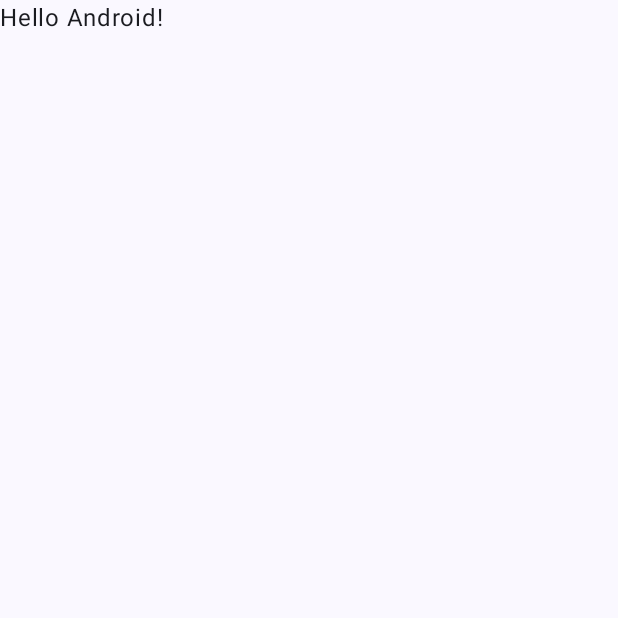
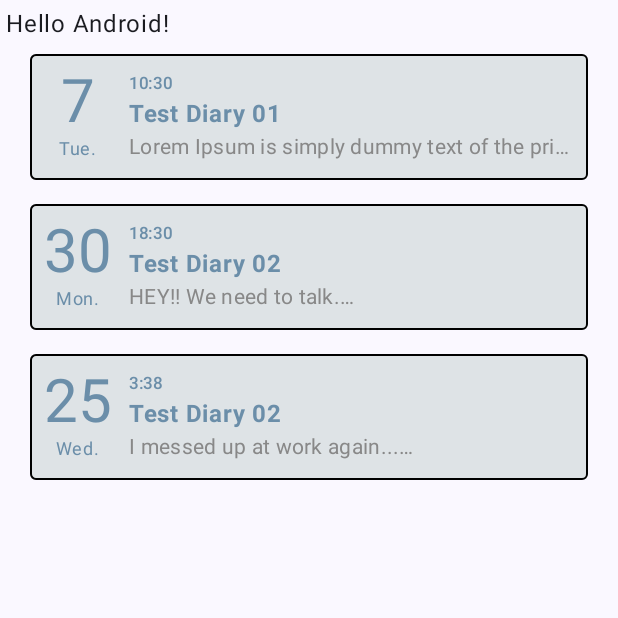
Before and after one commit to Baquyen226/MyDiary, an Android app built with Jetpack Compose: the screen it shows after launch (MainActivity), on a phone screen of 412 x 824 dp, the top half of it. Before the commit the part shown is almost empty. Run offline under Robolectric (Android 15) with nearby library versions, the phone set to English and light mode, and no system bars.

Commit message:
[FEAT] Minor tweak to the formatting of a Diary Card

```diff
--- a/app/src/main/java/com/personalproject/mydiary/MainActivity.kt
+++ b/app/src/main/java/com/personalproject/mydiary/MainActivity.kt
@@ -4,13 +4,20 @@ import android.os.Bundle
 import androidx.activity.ComponentActivity
 import androidx.activity.compose.setContent
 import androidx.activity.enableEdgeToEdge
+import androidx.compose.foundation.layout.Column
+import androidx.compose.foundation.layout.Spacer
 import androidx.compose.foundation.layout.fillMaxSize
 import androidx.compose.foundation.layout.padding
+import androidx.compose.foundation.layout.width
 import androidx.compose.material3.Scaffold
 import androidx.compose.material3.Text
 import androidx.compose.runtime.Composable
 import androidx.compose.ui.Modifier
 import androidx.compose.ui.tooling.preview.Preview
+import androidx.compose.ui.unit.dp
+import com.personalproject.mydiary.data.mock.MockDiary
+import com.personalproject.mydiary.data.model.timelineItem.DiaryEntry
+import com.personalproject.mydiary.ui.component.timelineItem.DiaryEntryCard
 import com.personalproject.mydiary.ui.theme.MyDiaryTheme
 
 class MainActivity : ComponentActivity() {
@@ -20,10 +27,17 @@ class MainActivity : ComponentActivity() {
         setContent {
             MyDiaryTheme {
                 Scaffold(modifier = Modifier.fillMaxSize()) { innerPadding ->
-                    Greeting(
-                        name = "Android",
-                        modifier = Modifier.padding(innerPadding)
-                    )
+                    Column(modifier = Modifier.Companion.padding(4.dp)) {
+                        Greeting(
+                            name = "Android",
+                            modifier = Modifier.padding(innerPadding)
+                        )
+                        DiaryEntryCard().TimelineCard()
+                        Spacer(modifier = Modifier.Companion.width(36.dp))
+                        DiaryEntryCard().TimelineCard(MockDiary.mockDiaryEntry_2)
+                        Spacer(modifier = Modifier.Companion.width(36.dp))
+                        DiaryEntryCard().TimelineCard(MockDiary.mockDiaryEntry_3)
+                    }
                 }
             }
         }
@@ -43,5 +57,6 @@ fun Greeting(name: String, modifier: Modifier = Modifier) {
 fun GreetingPreview() {
     MyDiaryTheme {
         Greeting("Android")
+        DiaryEntryCard().TimelineCard()
     }
 }
--- a/app/src/main/java/com/personalproject/mydiary/data/mock/MockDiary.kt
+++ b/app/src/main/java/com/personalproject/mydiary/data/mock/MockDiary.kt
@@ -8,12 +8,13 @@ import java.time.Instant
 object MockDiary {
     val now: Instant = Instant.now()
     val yesterday: Instant = now.minusSeconds(86400)
-    val eightDaysAgo: Instant = now.minusSeconds(86400 * 8)
+    val eightDaysAgo: Instant = now.minusSeconds(86400 * 26 / 3)
+    val twoWeeksAgo: Instant = now.minusSeconds(86400 * 100 / 7)
     val yearsAgo: Instant = now.plusSeconds(86400 * 36).minusSeconds(86400 * 365);
 
     val mockDiaryEntry_1 = DiaryEntry(
         id = "D_000001",
-        timestamp = now,
+        timestamp = yesterday,
         title = "Test Diary 01",
         location = null,
         tags = emptyList<Contact>(),
@@ -22,4 +23,48 @@ object MockDiary {
         isBookmarked = false,
         mood = Mood.MILD
     )
+
+    val mockDiaryEntry_2 = DiaryEntry(
+        id = "D_000002",
+        timestamp = eightDaysAgo,
+        title = "Test Diary 02",
+        location = null,
+        tags = emptyList<Contact>(),
+        description = "This is a test!",
+        content = "HEY!! We need to talk.\n" +
+                "\n" +
+                "\"Cafe Hopping\"? What do you mean!?\n" +
+                "\n" +
+                "I agreed to the Kamakura trip. I agreed to the expensive sushi lunch for Takagi because I owed him. That was supposed to be it.\n" +
+                "\n" +
+                "I did not remember agreeing to you dragging my body around to a dozen dessert spots on a Saturday. I wanted to relax, maybe get the sushi over with and come home. Instead, you spent the whole day eating sweets and taking pictures? Huh??? That was my one day off this week! Not that I mind if you’re the one taking it, but like—\n" +
+                "\n" +
+                "You better have made Takagi split the bill for all those cafes. I know I said I'd treat him to the lunch, but if I find out you paid for his drinks and desserts too, I’m going to lose it. Don't let him rip you off just because you're feeling generous with my wallet.\n" +
+                "\n" +
+                "WORK: Because you blew so much cash on this, DO NOT MESS UP THE SHIFTS COMING UP!! I can't afford to lose this job or get our pay docked. If that happens, I'll make sure you pay for it.",
+        isBookmarked = false,
+        mood = Mood.MILD
+    )
+
+    val mockDiaryEntry_3 = DiaryEntry(
+        id = "D_000003",
+        timestamp = twoWeeksAgo,
+        title = "Test Diary 02",
+        location = null,
+        tags = emptyList<Contact>(),
+        description = "This is a test!",
+        content = "I messed up at work again...\n" +
+                "\n" +
+                "Someone ordered the Insalata di Mare and the Saltimbocca, and I think I got them mixed up? And then the manager started glaring at me with those scary eyes. I got so nervous that I tripped over my own feet near Table 4\uD83D\uDE23\n" +
+                "\n" +
+                "I didn't break anything though!\n" +
+                "\n" +
+                "Okudera-senpai had to come over and help me clean up. She was so nice about it✨ but she asked if \"Taki-kun was feeling a little dizzy today.\" I think I (you?) turned as red as the tomato sauce.\n" +
+                "\n" +
+                "The manager said if I (you.) \"keep daydreaming,\" he’s going to cut our hours next week...\n" +
+                "\n" +
+                "I’m so sorry!! I’ll make it up to you!! \uD83D\uDCAA\uD83D\uDC96",
+        isBookmarked = false,
+        mood = Mood.MILD
+    )
 }
--- /dev/null
+++ b/app/src/main/java/com/personalproject/mydiary/data/model/preference/timelineItem/TimelineCardPreference.kt
@@ -0,0 +1,6 @@
+package com.personalproject.mydiary.data.model.preference.timelineItem
+
+class TimelineCardPreference (
+
+) {
+}
--- a/app/src/main/java/com/personalproject/mydiary/ui/component/DiaryEntryCard.kt
+++ /dev/null
@@ -1,64 +0,0 @@
-package com.personalproject.mydiary.ui.component
-
-import androidx.compose.foundation.BorderStroke
-import androidx.compose.foundation.layout.Column
-import androidx.compose.foundation.layout.Row
-import androidx.compose.foundation.layout.Spacer
-import androidx.compose.foundation.layout.fillMaxWidth
-import androidx.compose.foundation.layout.padding
-import androidx.compose.foundation.layout.width
-import androidx.compose.foundation.shape.RoundedCornerShape
-import androidx.compose.material3.Card
-import androidx.compose.material3.CardDefaults
-import androidx.compose.material3.MaterialTheme
-import androidx.compose.material3.Text
-import androidx.compose.runtime.Composable
-import androidx.compose.ui.Alignment
-import androidx.compose.ui.Modifier
-import androidx.compose.ui.graphics.Color
-import androidx.compose.ui.text.font.FontStyle
-import androidx.compose.ui.text.font.FontWeight
-import androidx.compose.ui.tooling.preview.Preview
-import androidx.compose.ui.unit.dp
-import com.personalproject.mydiary.data.mock.MockDiary
-import com.personalproject.mydiary.data.model.timelineItem.DiaryEntry
-import com.personalproject.mydiary.util.DateUtil
-
-class DiaryEntryCard {
-    val mockDiary = MockDiary.mockDiaryEntry_1
-
-    @Preview(showBackground = true)
-    @Composable
-    fun TimelineCard(entry: DiaryEntry = mockDiary) {
-        Card(
-            modifier = Modifier
-                .fillMaxWidth()
-                .padding(horizontal = 16.dp, vertical = 8.dp),
-            shape = RoundedCornerShape(16.dp),
-            border = BorderStroke(1.dp, Color.Black),
-            colors = CardDefaults.cardColors(containerColor = Color.White)
-        ) {
-            Row(modifier = Modifier.padding(16.dp)) {
-                // Date Section
-                Column(horizontalAlignment = Alignment.CenterHorizontally) {
-                    Text(text = DateUtil.getDayOfMonth(entry.timestamp), style = MaterialTheme.typography.headlineMedium, fontWeight = FontWeight.Bold)
-                    Text(text = DateUtil.dayOfWeek(entry.timestamp), style = MaterialTheme.typography.bodySmall)
-                }
-
-                Spacer(modifier = Modifier.width(16.dp))
-
-                // Content Section
-                Column {
-                    Text(text = DateUtil.getTime(entry.timestamp), style = MaterialTheme.typography.labelSmall)
-                    Text(text = entry.title, fontWeight = FontWeight.Bold)
-                    Text(
-                        text = "${entry.description}",
-                        style = MaterialTheme.typography.bodyMedium,
-                        fontStyle = FontStyle.Italic,
-                        color = Color.Gray
-                    )
-                }
-            }
-        }
-    }
-}
--- /dev/null
+++ b/app/src/main/java/com/personalproject/mydiary/ui/component/timelineItem/DiaryEntryCard.kt
@@ -0,0 +1,92 @@
+package com.personalproject.mydiary.ui.component.timelineItem
+
+import androidx.compose.foundation.BorderStroke
+import androidx.compose.foundation.layout.Column
+import androidx.compose.foundation.layout.Row
+import androidx.compose.foundation.layout.Spacer
+import androidx.compose.foundation.layout.fillMaxWidth
+import androidx.compose.foundation.layout.height
+import androidx.compose.foundation.layout.offset
+import androidx.compose.foundation.layout.padding
+import androidx.compose.foundation.layout.width
+import androidx.compose.foundation.shape.RoundedCornerShape
+import androidx.compose.material3.Card
+import androidx.compose.material3.CardDefaults
+import androidx.compose.material3.MaterialTheme
+import androidx.compose.material3.Text
+import androidx.compose.runtime.Composable
+import androidx.compose.ui.Alignment
+import androidx.compose.ui.Modifier
+import androidx.compose.ui.graphics.Color
+import androidx.compose.ui.text.font.FontWeight
+import androidx.compose.ui.text.style.TextOverflow
+import androidx.compose.ui.tooling.preview.Preview
+import androidx.compose.ui.unit.dp
+import androidx.compose.ui.unit.sp
+import com.personalproject.mydiary.data.mock.MockDiary
+import com.personalproject.mydiary.data.model.timelineItem.DiaryEntry
+import com.personalproject.mydiary.ui.theme.LighterBlue
+import com.personalproject.mydiary.ui.theme.SurfaceWhite
+import com.personalproject.mydiary.util.DateUtil
+
+class DiaryEntryCard () {
+    val mockDiary = MockDiary.mockDiaryEntry_1
+
+    @Preview(showBackground = true, backgroundColor = -14330178)
+    @Composable
+    fun TimelineCard(entry: DiaryEntry = mockDiary) {
+        Card(
+            modifier = Modifier.Companion
+                .fillMaxWidth()
+                .padding(horizontal = 16.dp, vertical = 8.dp),
+            shape = RoundedCornerShape(4.dp),
+            border = BorderStroke(1.dp, Color.Companion.Black),
+            colors = CardDefaults.cardColors(containerColor = SurfaceWhite)
+        ) {
+            Row(modifier = Modifier.Companion.padding(8.dp)) {
+                // Date Section
+                Column(
+                    modifier = Modifier.width(48.dp),
+                    horizontalAlignment = Alignment.Companion.CenterHorizontally) {
+                    Text(
+                        text = DateUtil.Companion.getDayOfMonth(entry.timestamp),
+                        style = MaterialTheme.typography.headlineLarge,
+                        fontWeight = FontWeight.Companion.Normal,
+                        color = LighterBlue,
+                        lineHeight = 40.sp,
+                        fontSize = 40.sp
+                    )
+                    Text(
+                        text = DateUtil.Companion.dayOfWeek(entry.timestamp),
+                        style = MaterialTheme.typography.bodySmall,
+                        color = LighterBlue,
+                        modifier = Modifier.offset(y = (-1).dp)
+                    )
+                }
+
+                Spacer(modifier = Modifier.Companion.width(6.dp))
+
+                // Content Section
+                Column(modifier = Modifier.Companion.padding(4.dp)) {
+                    Text(
+                        text = DateUtil.Companion.getTime(entry.timestamp),
+                        style = MaterialTheme.typography.labelSmall,
+                        color = LighterBlue
+                    )
+                    Text(
+                        text = entry.title,
+                        fontWeight = FontWeight.Companion.Bold,
+                        color = LighterBlue
+                    )
+                    Text(
+                        text = "${entry.content}",
+                        style = MaterialTheme.typography.bodyMedium,
+                        maxLines = 1,
+                        overflow = TextOverflow.Companion.Ellipsis,
+                        color = Color.Companion.Gray
+                    )
+                }
+            }
+        }
+    }
+}
--- a/app/src/main/java/com/personalproject/mydiary/ui/theme/Color.kt
+++ b/app/src/main/java/com/personalproject/mydiary/ui/theme/Color.kt
@@ -9,3 +9,8 @@ val Pink80 = Color(0xFFEFB8C8)
 val Purple40 = Color(0xFF6650a4)
 val PurpleGrey40 = Color(0xFF625b71)
 val Pink40 = Color(0xFF7D5260)
+
+// Default theme?
+val LightBlue = Color(0xFF2596be)
+val LighterBlue = Color(0xFF6B8EA9)
+val SurfaceWhite = Color(0xFFdee3e6)
--- a/app/src/main/java/com/personalproject/mydiary/ui/theme/Theme.kt
+++ b/app/src/main/java/com/personalproject/mydiary/ui/theme/Theme.kt
@@ -9,6 +9,7 @@ import androidx.compose.material3.dynamicDarkColorScheme
 import androidx.compose.material3.dynamicLightColorScheme
 import androidx.compose.material3.lightColorScheme
 import androidx.compose.runtime.Composable
+import androidx.compose.ui.graphics.Color
 import androidx.compose.ui.platform.LocalContext
 
 private val DarkColorScheme = darkColorScheme(
@@ -33,6 +34,14 @@ private val LightColorScheme = lightColorScheme(
     */
 )
 
+private val DefaultColorScheme = lightColorScheme(
+    primary = LightBlue,
+    secondary = LighterBlue,
+    surface = SurfaceWhite,
+    onSurface = LightBlue,
+    onSurfaceVariant = Color.DarkGray
+)
+
 @Composable
 fun MyDiaryTheme(
     darkTheme: Boolean = isSystemInDarkTheme(),
@@ -47,7 +56,7 @@ fun MyDiaryTheme(
         }
 
         darkTheme -> DarkColorScheme
-        else -> LightColorScheme
+        else -> DefaultColorScheme
     }
 
     MaterialTheme(
--- a/app/src/main/java/com/personalproject/mydiary/util/DateUtil.kt
+++ b/app/src/main/java/com/personalproject/mydiary/util/DateUtil.kt
@@ -18,7 +18,7 @@ class DateUtil {
             try {
                 val dateTime = instant?.atZone(zoneID)
                 val dayOfWeek = dateTime?.dayOfWeek
-                return dayOfWeek?.getDisplayName(TextStyle.SHORT, Locale.ENGLISH) ?: "null"
+                return dayOfWeek?.getDisplayName(TextStyle.SHORT, Locale.ENGLISH).plus(".") ?: "null"
             } catch (e: Exception) {
                 return "[ERROR] Failed to get day of week in DateUtil: $e\n"
             }
```
